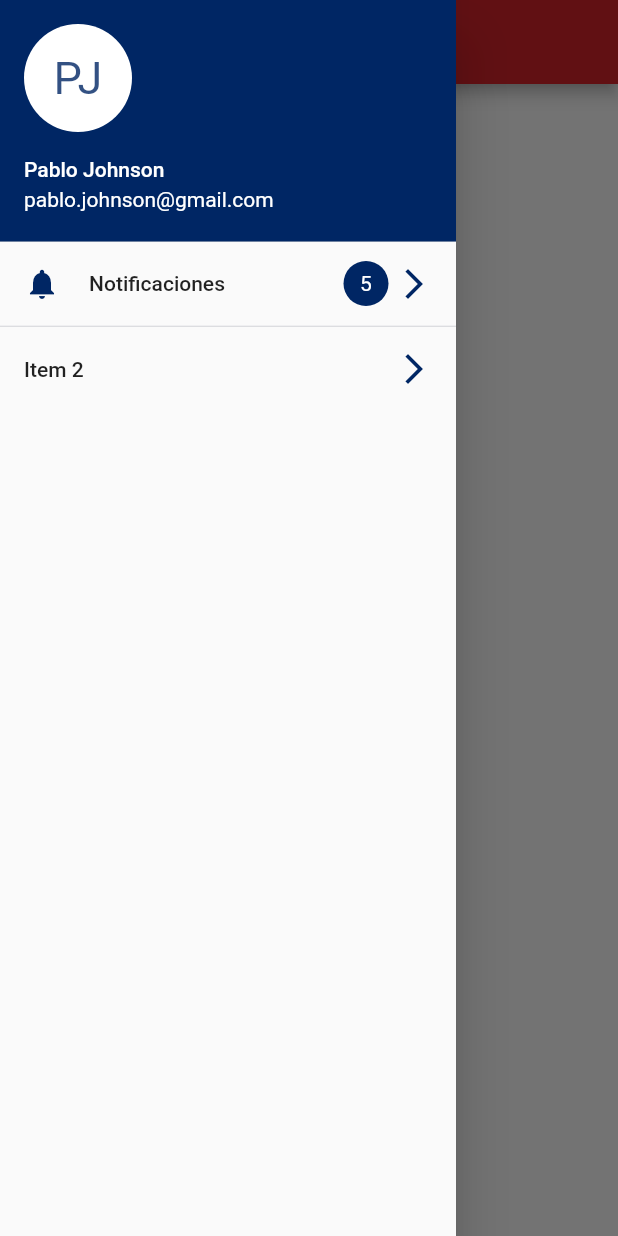
After one commit to pablo-johnson/FDR-GO, a Flutter app: the LandingPage screen opened directly, with the side drawer open, on a phone screen of 412 x 824 dp. The commit adds this screen. Run offline on Flutter 3.47's test engine with Material 2 defaults, Android fonts, the phone set to English and light mode, and no system bars; our stand-ins replace rxdart.

Commit message:
Landing
Landing Page

```diff
--- a/fdr_go/lib/mixins/validator.dart
+++ b/fdr_go/lib/mixins/validator.dart
@@ -9,7 +9,7 @@ mixin Validators {
     if (regExp.hasMatch(email) || email.isEmpty) {
       sink.add(email);
     } else {
-      sink.addError("Email is not valid");
+      sink.addError("Email inválido");
     }
   });
 
--- /dev/null
+++ b/fdr_go/lib/screens/landing/landing.dart
@@ -0,0 +1,96 @@
+import 'package:fdr_go/util/colors.dart';
+import 'package:flutter/material.dart';
+
+class LandingPage extends StatefulWidget {
+  @override
+  State<StatefulWidget> createState() => _LandingPageState();
+}
+
+class _LandingPageState extends State<LandingPage> {
+  @override
+  Widget build(BuildContext context) {
+    return Scaffold(
+      appBar: AppBar(
+        backgroundColor: primarySwatch['red'],
+        title: Text("Alumnos"),
+      ),
+      drawer: Drawer(
+        child: ListView(
+          padding: const EdgeInsets.all(0.0),
+          children: <Widget>[
+            UserAccountsDrawerHeader(
+              margin: EdgeInsets.zero,
+              accountName: Text("Pablo Johnson"),
+              accountEmail: Text("pablo.johnson@gmail.com"),
+              currentAccountPicture: CircleAvatar(
+                backgroundColor:
+                    Theme.of(context).platform == TargetPlatform.iOS
+                        ? primarySwatch['blue']
+                        : Colors.white,
+                child: Text(
+                  "PJ",
+                  style: TextStyle(fontSize: 30.0),
+                ),
+              ),
+            ),
+            ListTile(
+              leading: Icon(
+                Icons.notifications,
+                color: primarySwatch['blue'],
+              ),
+              title: Align(
+                child: new Text("Notificaciones"),
+                alignment: Alignment(-1.5, 0),
+              ),
+              trailing: Row(
+                mainAxisAlignment: MainAxisAlignment.center,
+                mainAxisSize: MainAxisSize.min,
+                children: <Widget>[
+                  Container(
+                    height: 30.0,
+                    width: 30.0,
+                    margin: EdgeInsets.only(right: 5.0),
+                    decoration: new BoxDecoration(
+                        color: primarySwatch['blue'],
+                        borderRadius:
+                            new BorderRadius.all(Radius.circular(30.0))),
+                    child: new Center(
+                      child: new Text(
+                        "5",
+                        style: TextStyle(color: Colors.white),
+                      ),
+                    ),
+                  ),
+                  Icon(
+                    Icons.arrow_forward_ios,
+                    color: primarySwatch['blue'],
+                  ),
+                ],
+              ),
+              onTap: () {
+                Navigator.pop(context);
+              },
+            ),
+            Container(
+              height: 1.0,
+              color: primarySwatch['dividerColor'],
+              child: Divider(),
+            ),
+            ListTile(
+              title: Text(
+                "Item 2",
+              ),
+              trailing: Icon(
+                Icons.arrow_forward_ios,
+                color: primarySwatch['blue'],
+              ),
+              onTap: () {
+                Navigator.pop(context);
+              },
+            ),
+          ],
+        ),
+      ),
+    );
+  }
+}
--- a/fdr_go/lib/screens/sign_in/sign_in.dart
+++ b/fdr_go/lib/screens/sign_in/sign_in.dart
@@ -1,3 +1,4 @@
+import 'package:fdr_go/screens/landing/landing.dart';
 import 'package:fdr_go/screens/sign_in/signInBloc.dart';
 import 'package:fdr_go/util/colors.dart';
 import 'package:flutter/material.dart';
@@ -12,8 +13,8 @@ class _SignInPageState extends State<SignInPage> {
   FocusNode focusPassword = FocusNode();
 
   changeThePage(BuildContext context) {
-//    Navigator.of(context)
-//        .push(MaterialPageRoute(builder: (context) => PageTwo()));
+    Navigator.of(context)
+        .push(MaterialPageRoute(builder: (context) => LandingPage()));
   }
 
   Widget _getPrefixIcon(String icon) {
--- a/fdr_go/lib/screens/splash.dart
+++ b/fdr_go/lib/screens/splash.dart
@@ -15,7 +15,7 @@ class _SplashScreenState extends State<SplashScreen> {
     Timer(
         Duration(seconds: 2),
         () => Navigator.of(context)
-            .push(MaterialPageRoute(builder: (context) => SignInPage())));
+            .pushReplacement(MaterialPageRoute(builder: (context) => SignInPage())));
   }
 
   @override
--- a/fdr_go/lib/util/colors.dart
+++ b/fdr_go/lib/util/colors.dart
@@ -22,4 +22,5 @@ const primarySwatch = ColorSwatch(0xff002664, {
   'redDisabled': Color(0xffE24C53),
   'whiteDisabled': Color(0xffD1D1D1),
   'white70': Color(0xB3FFFFFF),
+  'dividerColor': Color(0xffF2F3F7),
 });
```
